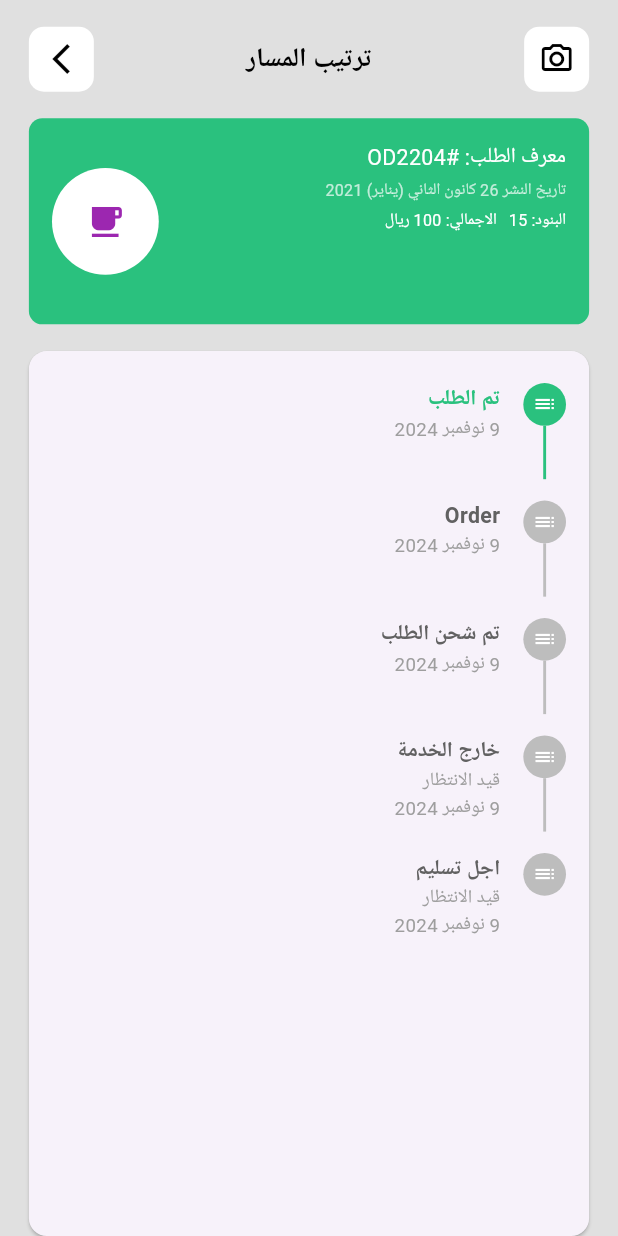
After one commit to mustafa-dev-nasr/selaty, a Flutter app: the ArrangeTracks screen opened by its route, on a phone screen of 412 x 824 dp. The commit adds this screen. Run offline on Flutter 3.47's test engine with Material 3 defaults, Android fonts, the phone set to English and light mode, and no system bars; our stand-ins replace animated_splash_screen, carousel_slider, dio, flutter_screenutil, flutter_secure_storage, freezed_annotation and 9 more; accounts and stored records are empty; generated files the repository leaves out were written again.

Commit message:
Add New Screens and Routes for Cart and Delivery Flow

```diff
--- a/lib/core/routing/app_router.dart
+++ b/lib/core/routing/app_router.dart
@@ -1,7 +1,10 @@
 import 'package:flutter/material.dart';
 import 'package:selaty/core/routing/route.dart';
 import '../../features/card/ui/screens/card_screen.dart';
+import '../../features/card/ui/screens/empty_cart_screen.dart';
 import '../../features/categories_details.dart/ui/screens/categories_details_screen.dart';
+import '../../features/delivery_address/ui/screens/arrange_tracks.dart';
+import '../../features/delivery_address/ui/screens/delivery_address_screen.dart';
 import '../../features/home/ui/screens/home_screen.dart';
 import '../../features/login/ui/screens/login_screen.dart';
 import '../../features/login/ui/screens/main_auth.dart';
@@ -9,6 +12,7 @@ import '../../features/onboarding/ui/screens/on_boarding_screens.dart';
 import '../../features/profile/ui/screens/profile_screen.dart';
 import '../../features/qualifiers/ui/screens/qualifiers_screen.dart';
 import '../../features/sign_up/ui/screens/sign_up_screen.dart';
+import '../../features/successful_request/ui/screens/successful_request.dart';
 import '../widgets/animated_splash_screen_custom.dart';
 
 class AppRouter {
@@ -36,6 +40,14 @@ class AppRouter {
             builder: (_) => const CategoriesDetailsScreen());
       case Routes.cardScreen:
         return MaterialPageRoute(builder: (_) => const CardScreen());
+      case Routes.emptyCartScreen:
+        return MaterialPageRoute(builder: (_) => const EmptyCartScreen());
+      case Routes.deliveryAddressScreen:
+        return MaterialPageRoute(builder: (_) => const DeliveryAddressScreen());
+      case Routes.successfulRequest:
+        return MaterialPageRoute(builder: (_) => const SuccessfulRequest());
+        case Routes.arrangeTracks:
+        return MaterialPageRoute(builder: (_) =>  ArrangeTracks());
       default:
         return MaterialPageRoute(
           builder: (_) => const Scaffold(
--- a/lib/core/routing/route.dart
+++ b/lib/core/routing/route.dart
@@ -6,11 +6,11 @@ class Routes {
   static const String homeScreen = "/HomeScreen";
   static const String splashScreen = "/SplashScreen";
   static const String followReport = "/FollowReport";
-  static const String confirmView = "/ConfirmScreen";
-  static const String confirmReport = "/ConfirmScreen";
-  static const String editProfile = "/EditProfile";
-  static const String editSetting = "/EditSetting";
-  static const String cardScreen = "/CardScreen";
+  static const String successfulRequest = "/SuccessfulRequest";
+  static const String arrangeTracks = "/ArrangeTracks";//
+  static const String deliveryAddressScreen = "/DeliveryAddressScreen";//
+  static const String emptyCartScreen = "/EmptyCartScreen";//
+  static const String cardScreen = "/CardScreen";//
   static const String resetPassword = "/ResetPassword";
   static const String secondResetPasswordScreen = "/SecondResetPasswordScreen";
   static const String changePhoneNumber = "/ChangePhoneNumber";
--- /dev/null
+++ b/lib/features/delivery_address/ui/screens/arrange_tracks.dart
@@ -0,0 +1,141 @@
+import 'package:flutter/material.dart';
+import 'package:flutter_screenutil/flutter_screenutil.dart';
+import 'package:selaty/core/helpers/extensions/app_navigotion.dart';
+
+import '../../../../core/theming/app_colors.dart';
+import '../../../../core/theming/app_text_styles.dart';
+import '../../../../core/widgets/custom_icon_bar.dart';
+import '../widgets/order_step.dart';
+
+class ArrangeTracks extends StatefulWidget {
+  const ArrangeTracks({super.key});
+
+  @override
+  _ArrangeTracksState createState() => _ArrangeTracksState();
+}
+
+class _ArrangeTracksState extends State<ArrangeTracks> {
+  int activeStep = 0;
+
+  @override
+  Widget build(BuildContext context) {
+    return Scaffold(
+      backgroundColor: AppColors.scaffoldBackgrond,
+      body: SafeArea(
+        child: Padding(
+          padding: EdgeInsets.only(top: 20.h, left: 20.w, right: 20.w),
+          child: Column(
+            children: [
+              // Header with icons and title
+              Row(
+                mainAxisAlignment: MainAxisAlignment.spaceBetween,
+                children: [
+                  CustomIconBar(icon: Icons.camera_alt_outlined),
+                  Text("ترتيب المسار", style: AppTextStyles.font20BlackBold),
+                  CustomIconBar(
+                    icon: Icons.arrow_forward_ios_outlined,
+                    onPressed: () => context.pop(),
+                  ),
+                ],
+              ),
+              SizedBox(height: 20.h),
+
+              // Order Info Container
+              Container(
+                height: MediaQuery.of(context).size.height / 6,
+                padding: EdgeInsets.all(16.w),
+                decoration: BoxDecoration(
+                  color: AppColors.softGreen,
+                  borderRadius: BorderRadius.circular(10.r),
+                ),
+                child: Row(
+                  children: [
+                    Expanded(
+                      child: Column(
+                        crossAxisAlignment: CrossAxisAlignment.start,
+                        children: [
+                          Text(
+                            'معرف الطلب: OD2204#',
+                            style:
+                                TextStyle(color: Colors.white, fontSize: 16.sp),
+                          ),
+                          SizedBox(height: 4.h),
+                          Text(
+                            'تاريخ النشر 26 كانون الثاني (يناير) 2021',
+                            style: TextStyle(
+                                color: Colors.white70, fontSize: 12.sp),
+                          ),
+                          SizedBox(height: 4.h),
+                          Text(
+                            'البنود: 15   الاجمالي: 100 ريال',
+                            style:
+                                TextStyle(color: Colors.white, fontSize: 12.sp),
+                          ),
+                        ],
+                      ),
+                    ),
+                    SizedBox(width: 16.w),
+                    CircleAvatar(
+                      radius: 40.r,
+                      backgroundColor: Colors.white,
+                      child: Icon(Icons.local_cafe,
+                          color: Colors.purple, size: 30.sp),
+                    ),
+                  ],
+                ),
+              ),
+              SizedBox(height: 20.h),
+
+              // Order Steps Card
+              Expanded(
+                child: Card(
+                  margin: EdgeInsets.zero,
+                  child: Padding(
+                    padding: EdgeInsets.symmetric(vertical: 16.h),
+                    child: ListView(
+                      children: [
+                        OrderStep(
+                          title: 'تم الطلب',
+                          date: '9 نوفمبر 2024',
+                          isActive: activeStep >= 0,
+                          onTap: () => setState(() => activeStep = 0),
+                        ),
+                        OrderStep(
+                          title: 'Order',
+                          date: '9 نوفمبر 2024',
+                          isActive: activeStep >= 1,
+                          onTap: () => setState(() => activeStep = 1),
+                        ),
+                        OrderStep(
+                          title: 'تم شحن الطلب',
+                          date: '9 نوفمبر 2024',
+                          isActive: activeStep >= 2,
+                          onTap: () => setState(() => activeStep = 2),
+                        ),
+                        OrderStep(
+                          title: 'خارج الخدمة',
+                          subtitle: 'قيد الانتظار',
+                          date: '9 نوفمبر 2024',
+                          isActive: activeStep >= 3,
+                          onTap: () => setState(() => activeStep = 3),
+                        ),
+                        OrderStep(
+                          title: 'اجل تسليم',
+                          subtitle: 'قيد الانتظار',
+                          date: '9 نوفمبر 2024',
+                          isActive: activeStep >= 4,
+                          isLastStep: true,
+                          onTap: () => setState(() => activeStep = 4),
+                        ),
+                      ],
+                    ),
+                  ),
+                ),
+              ),
+            ],
+          ),
+        ),
+      ),
+    );
+  }
+}
--- /dev/null
+++ b/lib/features/delivery_address/ui/widgets/order_step.dart
@@ -0,0 +1,87 @@
+import 'package:flutter/material.dart';
+import 'package:flutter_screenutil/flutter_screenutil.dart';
+
+import '../../../../core/theming/app_colors.dart';
+
+class OrderStep extends StatelessWidget {
+  final String title;
+  final String date;
+  final String? subtitle;
+  final bool isActive;
+  final bool isLastStep;
+  final VoidCallback onTap;
+
+  const OrderStep({
+    super.key,
+    required this.title,
+    required this.date,
+    this.subtitle,
+    this.isActive = false,
+    this.isLastStep = false,
+    required this.onTap,
+  });
+
+  @override
+  Widget build(BuildContext context) {
+    return GestureDetector(
+      onTap: onTap,
+      child: Container(
+        padding: EdgeInsets.symmetric(horizontal: 16.w, vertical: 8.h),
+        child: Row(
+          crossAxisAlignment: CrossAxisAlignment.start,
+          children: [
+            Column(
+              children: [
+                CircleAvatar(
+                  radius: 16.r,
+                  backgroundColor:
+                      isActive ? AppColors.softGreen : Colors.grey[400],
+                  child: Icon(
+                    Icons.list,
+                    color: Colors.white,
+                    size: 18.sp,
+                  ),
+                ),
+                if (!isLastStep)
+                  Container(
+                    width: 2.w,
+                    height: 40.h,
+                    color: isActive ? AppColors.softGreen : Colors.grey[400],
+                  ),
+              ],
+            ),
+            SizedBox(width: 16.w),
+            Column(
+              crossAxisAlignment: CrossAxisAlignment.start,
+              children: [
+                Text(
+                  title,
+                  style: TextStyle(
+                    fontSize: 16.sp,
+                    fontWeight: FontWeight.bold,
+                    color: isActive ? AppColors.softGreen : Colors.grey[700],
+                  ),
+                ),
+                if (subtitle != null)
+                  Text(
+                    subtitle!,
+                    style: TextStyle(
+                      fontSize: 14.sp,
+                      color: Colors.grey,
+                    ),
+                  ),
+                Text(
+                  date,
+                  style: TextStyle(
+                    fontSize: 14.sp,
+                    color: Colors.grey,
+                  ),
+                ),
+              ],
+            ),
+          ],
+        ),
+      ),
+    );
+  }
+}
--- a/pubspec.yaml
+++ b/pubspec.yaml
@@ -16,6 +16,7 @@ dependencies:
   cupertino_icons: ^1.0.2
   dio: ^5.3.3
   easy_localization: ^3.0.3
+  easy_stepper: ^0.8.5+1
   equatable: ^2.0.5
   firebase_core: ^3.4.1
   flutter:
```
Also changed, not shown: lib/features/card/ui/screens/card_screen.dart (+8 -3 lines), lib/features/card/ui/screens/empty_cart_screen.dart (added, +91 -0 lines), lib/features/delivery_address/ui/screens/delivery_address_screen.dart (added, +199 -0 lines), lib/features/successful_request/ui/screens/successful_request.dart (added, +90 -0 lines), pubspec.lock.
